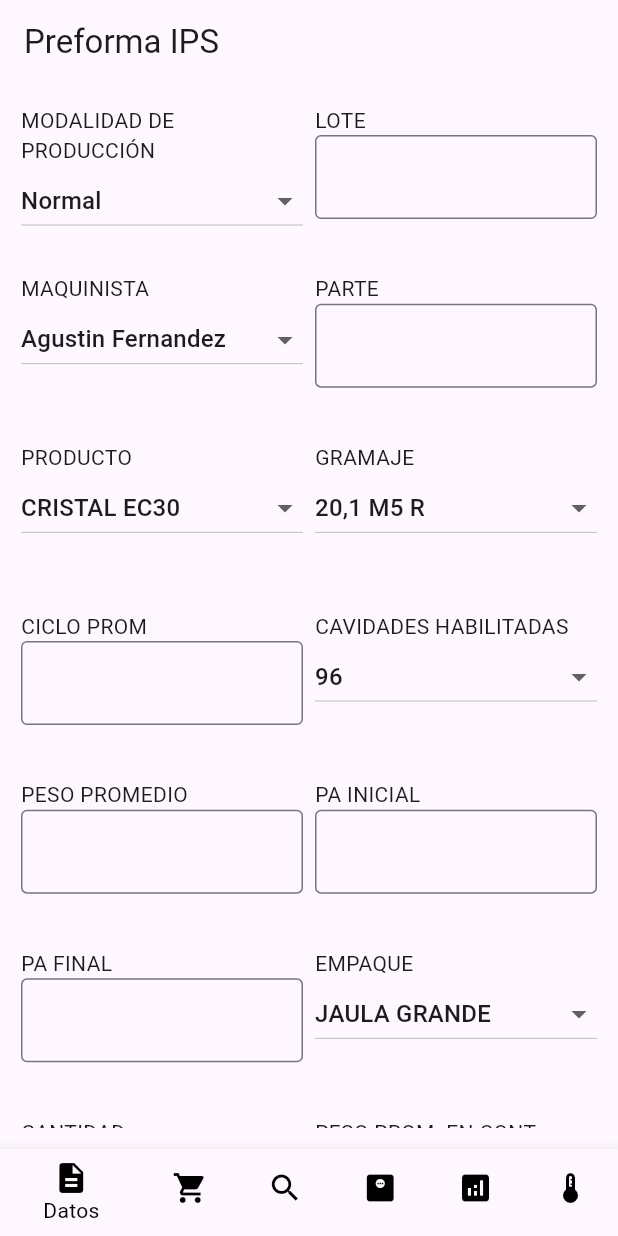
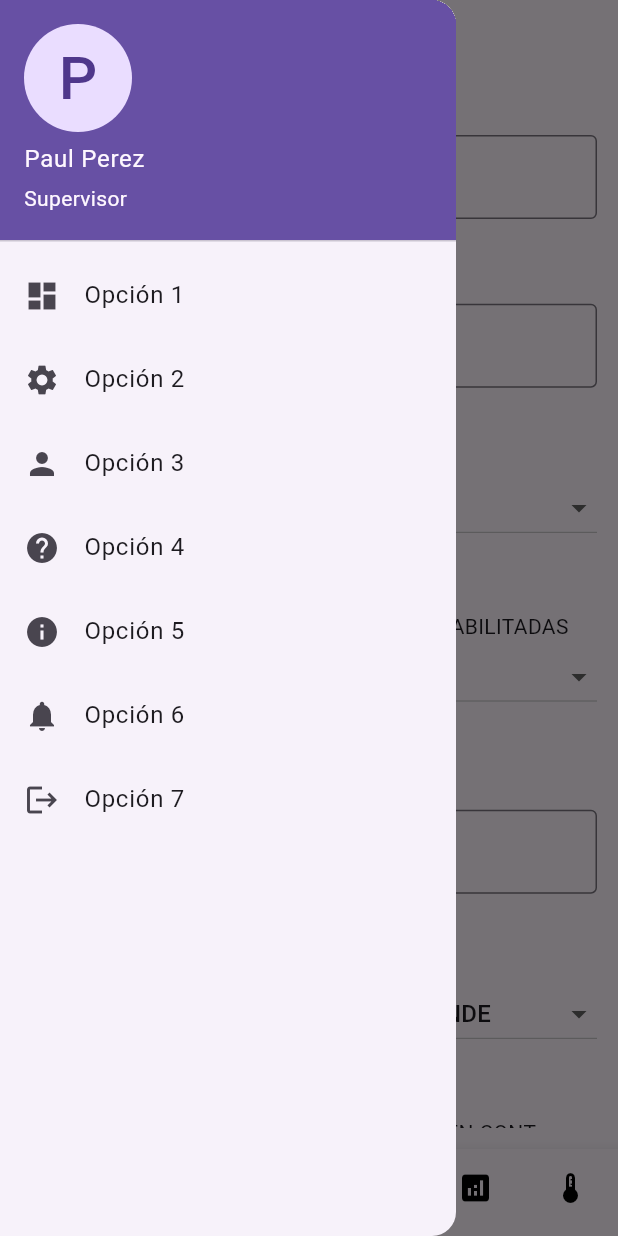
Before and after one commit to jos357/PREFORSA, a Flutter app: the screen it shows after launch, with the side drawer open (before the commit the screen has no drawer), on a phone screen of 412 x 824 dp. Run offline on Flutter 3.47's test engine with Material 3 defaults, Android fonts, the phone set to English and light mode, and no system bars; our stand-ins replace firebase_core; accounts and stored records are empty.

Commit message:
drawer, widget global

```diff
--- a/preforsa/lib/screens/lineas/screen_preforma_ips.dart
+++ b/preforsa/lib/screens/lineas/screen_preforma_ips.dart
@@ -1,4 +1,5 @@
 import 'package:flutter/material.dart';
+import 'package:preforsa/widgets/custom_drawer.dart';
 
 class ScreenPreformaIPS extends StatefulWidget {
   const ScreenPreformaIPS({super.key});
@@ -11,7 +12,6 @@ class ScreenPreformaIPS extends StatefulWidget {
 class _ScreenPreformaIPSState extends State<ScreenPreformaIPS> {
   int _selectedIndex = 0;
 
-  // Lista de los widgets para cada pantalla
   static const List<Widget> _widgetOptions = <Widget>[
     DatosScreen(),
     MateriaPrimaAditivosScreen(),
@@ -33,47 +33,49 @@ class _ScreenPreformaIPSState extends State<ScreenPreformaIPS> {
       appBar: AppBar(
         title: const Text('Preforma IPS'),
       ),
+      drawer: const CustomDrawer(
+        userName: 'Paul Perez',
+        userRole: 'Supervisor',
+      ),
       body: Center(
         child: _widgetOptions.elementAt(_selectedIndex),
       ),
       bottomNavigationBar: BottomNavigationBar(
         items: const <BottomNavigationBarItem>[
           BottomNavigationBarItem(
-            icon: Icon(Icons.description), // Icono para "Datos"
+            icon: Icon(Icons.description),
             label: 'Datos',
           ),
           BottomNavigationBarItem(
-            icon: Icon(Icons.shopping_cart), // Icono para "MP y Aditivos"
+            icon: Icon(Icons.shopping_cart),
             label: 'MP y Aditivos',
           ),
           BottomNavigationBarItem(
-            icon: Icon(Icons.search), // Icono para "Defectos"
+            icon: Icon(Icons.search),
             label: 'Defectos',
           ),
           BottomNavigationBarItem(
-            icon: Icon(Icons.monitor_weight), // Icono para "Pesos"
+            icon: Icon(Icons.monitor_weight),
             label: 'Pesos',
           ),
           BottomNavigationBarItem(
-            icon: Icon(Icons.analytics), // Icono para "Monitoreo"
+            icon: Icon(Icons.analytics),
             label: 'Monitoreo',
           ),
           BottomNavigationBarItem(
-            icon: Icon(Icons.thermostat), // Icono para "Temperatura"
+            icon: Icon(Icons.thermostat),
             label: 'Temperatura',
           ),
         ],
         currentIndex: _selectedIndex,
-        selectedItemColor: Colors.black, // Color para el ícono seleccionado
-        unselectedItemColor:
-            Colors.black, // Color para los íconos no seleccionados
+        selectedItemColor: Colors.black,
+        unselectedItemColor: Colors.black,
         onTap: _onItemTapped,
       ),
     );
   }
 }
 
-// Pantalla de "Datos"
 class DatosScreen extends StatelessWidget {
   const DatosScreen({super.key});
 
@@ -85,68 +87,44 @@ class DatosScreen extends StatelessWidget {
           child: Padding(
             padding: const EdgeInsets.all(14.0),
             child: GridView.count(
-              crossAxisCount: 2, // Cantidad de columnas
+              crossAxisCount: 2,
               crossAxisSpacing: 8,
               mainAxisSpacing: 8,
-              childAspectRatio:
-                  1.8, // Proporción para ajustar el tamaño de los campos
+              childAspectRatio: 1.8,
               children: <Widget>[
-                // Modalidad de Producción
                 _buildDropdownField(
                     'MODALIDAD DE PRODUCCIÓN', ['Normal', 'Otra'], 'Normal'),
-                // Lote
                 _buildTextField('LOTE'),
-                // Maquinista
                 _buildDropdownField('MAQUINISTA', ['Agustin Fernandez', 'Otro'],
                     'Agustin Fernandez'),
-                // Parte
                 _buildTextField('PARTE'),
-                // Producto
                 _buildDropdownField('PRODUCTO',
                     ['CRISTAL EC30', 'Otro Producto'], 'CRISTAL EC30'),
-                // Gramaje
                 _buildDropdownField(
                     'GRAMAJE', ['20,1 M5 R', 'Otro Gramaje'], '20,1 M5 R'),
-                // Ciclo Prom
                 _buildTextField('CICLO PROM'),
-                // Cavidades Habilitadas
                 _buildDropdownField(
                     'CAVIDADES HABILITADAS', ['96', 'Otra cantidad'], '96'),
-                // Peso Promedio
                 _buildTextField('PESO PROMEDIO'),
-                // PA Inicial
                 _buildTextField('PA INICIAL'),
-                // PA Final
                 _buildTextField('PA FINAL'),
-                // Empaque
                 _buildDropdownField('EMPAQUE', ['JAULA GRANDE', 'Otro Empaque'],
                     'JAULA GRANDE'),
-                // Cantidad
                 _buildTextField('CANTIDAD'),
-                // Peso Prom. en Cont. Neto
                 _buildTextField('PESO PROM. EN CONT. NETO'),
-                // Total de Cajas Controladas
                 _buildTextField('TOTAL DE CAJAS CONTROLADAS'),
-                // Saldos
                 _buildTextField('SALDOS'),
-                // Total de Cajas Producidas
                 _buildTextField('TOTAL DE CAJAS PRODUCIDAS'),
-                // Cantidad Total Piezas
                 _buildTextField('CANTIDAD TOTAL PIEZAS'),
-                // Cantidad Total KG
                 _buildTextField('CANTIDAD TOTAL KG'),
-                // Cantidad de Prod. Retenido
                 _buildTextField('CANTIDAD DE PROD. RETENIDO'),
-                // Conformidad Tiempo de Enfriamiento (Switch)
                 Column(
                   crossAxisAlignment: CrossAxisAlignment.start,
                   children: [
                     const Text('CONFORMIDAD TIEMPO DE ENFRIAMIENTO'),
                     Switch(
                       value: false,
-                      onChanged: (bool newValue) {
-                        // Aquí puedes manejar el cambio de valor del switch
-                      },
+                      onChanged: (bool newValue) {},
                     ),
                   ],
                 ),
@@ -158,7 +136,6 @@ class DatosScreen extends StatelessWidget {
     );
   }
 
-  // Método para construir campos de texto
   Widget _buildTextField(String label) {
     return Column(
       crossAxisAlignment: CrossAxisAlignment.start,
@@ -173,7 +150,6 @@ class DatosScreen extends StatelessWidget {
     );
   }
 
-  // Método para construir campos desplegables (Dropdown)
   Widget _buildDropdownField(
       String label, List<String> options, String defaultValue) {
     return Column(
@@ -196,112 +172,47 @@ class DatosScreen extends StatelessWidget {
   }
 }
 
-// Pantalla de "Materia Prima y Aditivos"
 class MateriaPrimaAditivosScreen extends StatelessWidget {
   const MateriaPrimaAditivosScreen({super.key});
 
   @override
   Widget build(BuildContext context) {
-    return Column(
-      children: [
-        Expanded(
-            child: Padding(
-          padding: const EdgeInsets.all(14.0),
-          child: GridView.count(
-            crossAxisCount: 2, // Cantidad de columnas
-            crossAxisSpacing: 8,
-            mainAxisSpacing: 8,
-            childAspectRatio: 1.8,
-            children: const <Widget>[
-              Text('Hola'),
-            ],
-          ),
-        ))
-      ],
-    );
+    return const Center(child: Text('Materia Prima y Aditivos Screen'));
   }
 }
 
-// Pantalla de "Defectos"
 class DefectosScreen extends StatelessWidget {
   const DefectosScreen({super.key});
 
   @override
   Widget build(BuildContext context) {
-    return Column(
-      mainAxisAlignment: MainAxisAlignment.center,
-      children: [
-        const Text('Defectos Screen'),
-        ElevatedButton(
-          onPressed: () {
-            // Aquí puedes agregar la funcionalidad del botón
-          },
-          child: const Text('Botón en Defectos'),
-        ),
-      ],
-    );
+    return const Center(child: Text('Defectos Screen'));
   }
 }
 
-// Pantalla de "Pesos"
 class PesosScreen extends StatelessWidget {
   const PesosScreen({super.key});
 
   @override
   Widget build(BuildContext context) {
-    return Column(
-      mainAxisAlignment: MainAxisAlignment.center,
-      children: [
-        const Text('Pesos Screen'),
-        ElevatedButton(
-          onPressed: () {
-            // Aquí puedes agregar la funcionalidad del botón
-          },
-          child: const Text('Botón en Pesos'),
-        ),
-      ],
-    );
+    return const Center(child: Text('Pesos Screen'));
   }
 }
 
-// Pantalla de "Monitoreo"
 class MonitoreoScreen extends StatelessWidget {
   const MonitoreoScreen({super.key});
 
   @override
   Widget build(BuildContext context) {
-    return Column(
-      mainAxisAlignment: MainAxisAlignment.center,
-      children: [
-        const Text('Monitoreo Screen'),
-        ElevatedButton(
-          onPressed: () {
-            // Aquí puedes agregar la funcionalidad del botón
-          },
-          child: const Text('Botón en Monitoreo'),
-        ),
-      ],
-    );
+    return const Center(child: Text('Monitoreo Screen'));
   }
 }
 
-// Pantalla de "Temperatura"
 class TemperaturaScreen extends StatelessWidget {
   const TemperaturaScreen({super.key});
 
   @override
   Widget build(BuildContext context) {
-    return Column(
-      mainAxisAlignment: MainAxisAlignment.center,
-      children: [
-        const Text('Temperatura Screen'),
-        ElevatedButton(
-          onPressed: () {
-            // Aquí puedes agregar la funcionalidad del botón
-          },
-          child: const Text('Botón en Temperatura'),
-        ),
-      ],
-    );
+    return const Center(child: Text('Temperatura Screen'));
   }
 }
--- /dev/null
+++ b/preforsa/lib/widgets/custom_drawer.dart
@@ -0,0 +1,83 @@
+// custom_drawer.dart
+import 'package:flutter/material.dart';
+
+class CustomDrawer extends StatelessWidget {
+  final String userName;
+  final String userRole;
+
+  const CustomDrawer({
+    super.key,
+    required this.userName,
+    required this.userRole,
+  });
+
+  @override
+  Widget build(BuildContext context) {
+    return Drawer(
+      child: Column(
+        crossAxisAlignment: CrossAxisAlignment.start,
+        children: <Widget>[
+          UserAccountsDrawerHeader(
+            accountName: Text(userName),
+            accountEmail: Text(userRole),
+            currentAccountPicture: CircleAvatar(
+              child: Text(
+                userName[0], // Inicial del nombre del usuario
+                style: const TextStyle(fontSize: 40.0),
+              ),
+            ),
+          ),
+          ListTile(
+            leading: const Icon(Icons.dashboard),
+            title: const Text('Opción 1'),
+            onTap: () {
+              Navigator.pop(context); // Cerrar el Drawer
+            },
+          ),
+          ListTile(
+            leading: const Icon(Icons.settings),
+            title: const Text('Opción 2'),
+            onTap: () {
+              Navigator.pop(context);
+            },
+          ),
+          ListTile(
+            leading: const Icon(Icons.person),
+            title: const Text('Opción 3'),
+            onTap: () {
+              Navigator.pop(context);
+            },
+          ),
+          ListTile(
+            leading: const Icon(Icons.help),
+            title: const Text('Opción 4'),
+            onTap: () {
+              Navigator.pop(context);
+            },
+          ),
+          ListTile(
+            leading: const Icon(Icons.info),
+            title: const Text('Opción 5'),
+            onTap: () {
+              Navigator.pop(context);
+            },
+          ),
+          ListTile(
+            leading: const Icon(Icons.notifications),
+            title: const Text('Opción 6'),
+            onTap: () {
+              Navigator.pop(context);
+            },
+          ),
+          ListTile(
+            leading: const Icon(Icons.logout),
+            title: const Text('Opción 7'),
+            onTap: () {
+              Navigator.pop(context);
+            },
+          ),
+        ],
+      ),
+    );
+  }
+}
```
